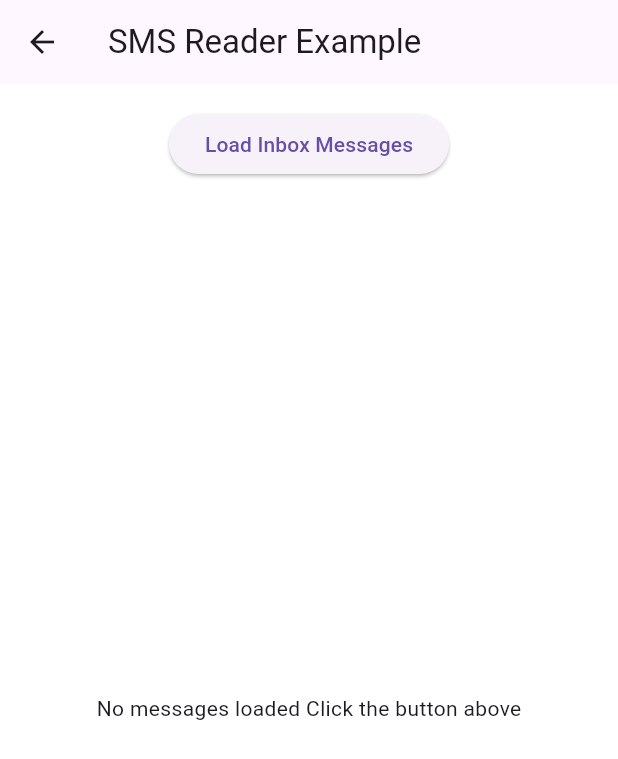
After one commit to infinite-code-solution/flutter-grama-seva, a Flutter app: the SmsInboxScreen screen opened directly, after a tap on "Load Inbox Messages", on a phone screen of 412 x 824 dp. The commit adds this screen. Shown: the top 759 px of the screen. Run offline on Flutter 3.47's test engine with Material 3 defaults, Android fonts, the phone set to English and light mode, and no system bars; our stand-ins replace flutter_contacts, geolocator, permission_handler; missing offline and left inert: flutter_sms_inbox.

Commit message:
messages

```diff
--- /dev/null
+++ b/lib/sms_inbox_screen.dart
@@ -0,0 +1,103 @@
+import 'package:flutter/material.dart';
+import 'package:permission_handler/permission_handler.dart';
+import 'package:flutter_sms_inbox/flutter_sms_inbox.dart';
+
+void main() {
+  runApp(const MyApp());
+}
+
+class MyApp extends StatelessWidget {
+  const MyApp({super.key});
+
+  @override
+  Widget build(BuildContext context) {
+    return const MaterialApp(
+      home: SmsInboxScreen(),
+    );
+  }
+}
+
+class SmsInboxScreen extends StatefulWidget {
+  const SmsInboxScreen({super.key});
+
+  @override
+  State<SmsInboxScreen> createState() => _SmsInboxScreenState();
+}
+
+class _SmsInboxScreenState extends State<SmsInboxScreen> {
+  final SmsQuery _query = SmsQuery();
+  List<SmsMessage> _messages = [];
+
+  @override
+  void initState() {
+    super.initState();
+  }
+
+  // Request runtime permission and fetch messages if granted
+  Future<void> _fetchSmsMessages() async {
+    // Check current permission status
+    var permissionStatus = await Permission.sms.status;
+
+    if (permissionStatus.isDenied) {
+      // Prompt user for permission
+      permissionStatus = await Permission.sms.request();
+    }
+
+    if (permissionStatus.isGranted) {
+      // Fetch messages from the inbox
+      try {
+        final List<SmsMessage> messages = await _query.querySms(
+          kinds: [SmsQueryKind.inbox], // Scopes to the inbox folder
+          count: 50,                   // Limit the number of pulled messages
+        );
+        setState(() {
+          _messages = messages;
+        });
+      } catch (e) {
+        debugPrint("Error fetching SMS: $e");
+      }
+    } else if (permissionStatus.isPermanentlyDenied) {
+      // Guide the user to system settings if permission is permanently blocked
+      openAppSettings();
+    }
+  }
+
+  @override
+  Widget build(BuildContext context) {
+    return Scaffold(
+      appBar: AppBar(
+        title: const Text('SMS Reader Example'),
+      ),
+      body: Container(
+        padding: const EdgeInsets.all(16.0),
+        child: Column(
+          children: [
+            ElevatedButton(
+              onPressed: _fetchSmsMessages,
+              child: const Text('Load Inbox Messages'),
+            ),
+            const SizedBox(height: 16),
+            Expanded(
+              child: _messages.isEmpty
+                  ? const Center(child: Text('No messages loaded Click the button above'))
+                  : ListView.builder(
+                itemCount: _messages.length,
+                itemBuilder: (context, index) {
+                  final message = _messages[index];
+                  return Card(
+                    margin: const EdgeInsets.symmetric(vertical: 4),
+                    child: ListTile(
+                      title: Text(message.address ?? 'Unknown Sender', style: const TextStyle(fontWeight: FontWeight.bold)),
+                      subtitle: Text(message.body ?? ''),
+                      trailing: Text(message.date != null ? message.date!.toLocal().toString().substring(0, 16) : ''),
+                    ),
+                  );
+                },
+              ),
+            ),
+          ],
+        ),
+      ),
+    );
+  }
+}
--- a/pubspec.yaml
+++ b/pubspec.yaml
@@ -37,6 +37,7 @@ dependencies:
   flutter_contacts: ^1.1.9
   permission_handler: ^11.3.1
   geolocator: ^10.1.0
+  flutter_sms_inbox: ^1.0.5
 
 dev_dependencies:
   flutter_test:
```
Also changed, not shown: lib/account_screen.dart (+12 -0 lines), pubspec.lock, 1 other file.
